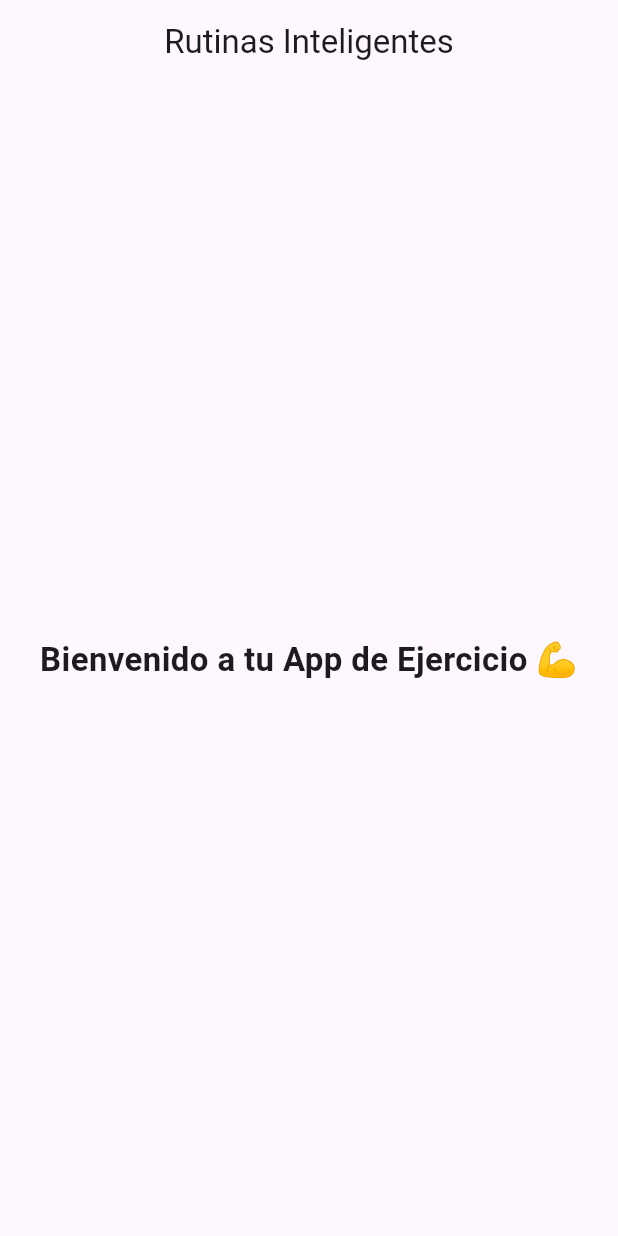
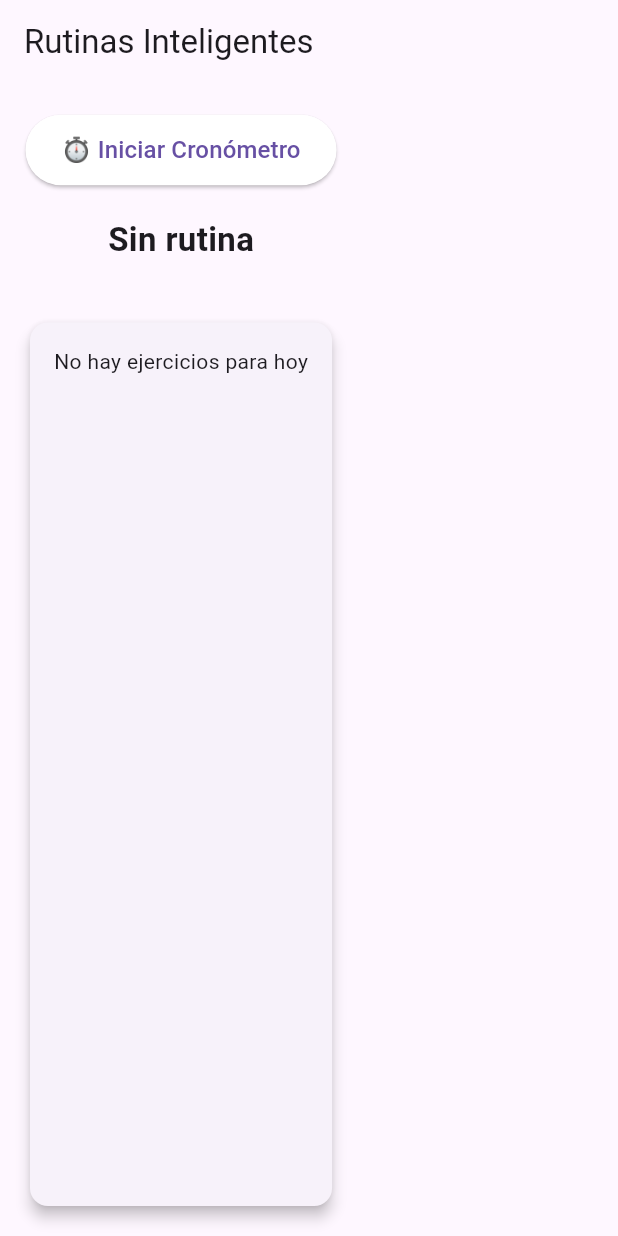
Before and after one commit to zkodah/Gym_0, a Flutter app: the screen it shows after launch, on a phone screen of 412 x 824 dp. Run offline on Flutter 3.47's test engine with Material 3 defaults, Android fonts, the phone set to English and light mode, and no system bars; network calls fail.

Commit message:
Cambio en el Inicio

```diff
--- a/lib/screen/inicio.dart
+++ b/lib/screen/inicio.dart
@@ -1,22 +1,159 @@
 import 'package:flutter/material.dart';
+import 'dart:async';
+import '../services/api_service.dart';
 
-class InicioScreen extends StatelessWidget {
+class InicioScreen extends StatefulWidget {
   const InicioScreen({super.key});
+
+  @override
+  State<InicioScreen> createState() => _InicioScreenState();
+}
+
+class _InicioScreenState extends State<InicioScreen> {
+  List<dynamic> ejercicios = [];
+  bool loading = true;
+
+  // Cronómetro
+  bool running = false;
+  int seconds = 0;
+  Timer? timer;
+
+  @override
+  void initState() {
+    super.initState();
+    cargarEjercicios();
+  }
+
+  void cargarEjercicios() async {
+    try {
+      var data = await ApiService.getEjercicios();
+
+      // Detectar día actual (ejemplo: Lunes, Martes...)
+      String diaHoy = _getDiaSemana();
+      var rutinaHoy = data.firstWhere(
+        (e) => e["dia"] == diaHoy,
+        orElse: () => {"dia": diaHoy, "titulo": "Sin rutina", "rutina": []},
+      );
+
+      setState(() {
+        ejercicios = [rutinaHoy];
+        loading = false;
+      });
+    } catch (e) {
+      setState(() => loading = false);
+      print("Error: $e");
+    }
+  }
+
+  String _getDiaSemana() {
+    final dias = [
+      "Lunes",
+      "Martes",
+      "Miércoles",
+      "Jueves",
+      "Viernes",
+      "Sábado",
+      "Domingo"
+    ];
+    int weekday = DateTime.now().toLocal().weekday;
+    return dias[weekday - 1];
+  }
+
+  void toggleTimer() {
+    if (running) {
+      timer?.cancel();
+    } else {
+      timer = Timer.periodic(const Duration(seconds: 1), (_) {
+        setState(() => seconds++);
+      });
+    }
+    setState(() => running = !running);
+  }
+
+  String formatTime(int seconds) {
+    final minutes = (seconds ~/ 60).toString().padLeft(2, '0');
+    final secs = (seconds % 60).toString().padLeft(2, '0');
+    return "$minutes:$secs";
+  }
 
   @override
   Widget build(BuildContext context) {
     return Scaffold(
-      appBar: AppBar(
-        title: const Text("Rutinas Inteligentes"),
-        centerTitle: true,
-      ),
-      body: const Center(
-        child: Text(
-          "Bienvenido a tu App de Ejercicio 💪",
-          style: TextStyle(fontSize: 22, fontWeight: FontWeight.bold),
-          textAlign: TextAlign.center,
-        ),
-      ),
+      appBar: AppBar(title: const Text("Rutinas Inteligentes")),
+      body: loading
+          ? const Center(child: CircularProgressIndicator())
+          : Column(
+              children: [
+                const SizedBox(height: 20),
+                ElevatedButton(
+                  onPressed: toggleTimer,
+                  style: ElevatedButton.styleFrom(
+                    backgroundColor: running ? const Color.fromARGB(255, 0, 0, 0) : const Color.fromARGB(255, 255, 255, 255),
+                    padding: const EdgeInsets.symmetric(
+                        horizontal: 24, vertical: 12),
+                  ),
+                  child: Text(
+                    running
+                        ? "⏱ ${formatTime(seconds)} (Detener)"
+                        : "⏱ Iniciar Cronómetro",
+                    style: const TextStyle(fontSize: 16),
+                  ),
+                ),
+
+                const SizedBox(height: 20),
+
+
+                Text(
+                  ejercicios.isNotEmpty ? ejercicios[0]['dia'] : "Sin rutina",
+                  style: const TextStyle(
+                      fontSize: 22, fontWeight: FontWeight.bold),
+                ),
+
+                const SizedBox(height: 20),
+
+
+                Expanded(
+                  child: Card(
+                    margin: const EdgeInsets.all(20),
+                    elevation: 4,
+                    shape: RoundedRectangleBorder(
+                        borderRadius: BorderRadius.circular(12)),
+                    child: Padding(
+                      padding: const EdgeInsets.all(16.0),
+                      child: ejercicios.isNotEmpty
+                          ? Column(
+                              crossAxisAlignment: CrossAxisAlignment.start,
+                              children: [
+                                Text(
+                                  ejercicios[0]['titulo'] ?? "",
+                                  style: const TextStyle(
+                                      fontSize: 18,
+                                      fontWeight: FontWeight.bold),
+                                ),
+                                const SizedBox(height: 10),
+                                SingleChildScrollView(
+                                  scrollDirection: Axis.horizontal,
+                                  child: Column(
+                                    crossAxisAlignment: CrossAxisAlignment.start,
+                                    children: List.generate(
+                                      (ejercicios[0]['rutina'] as List).length,
+                                      (i) => Padding(
+                                        padding:
+                                            const EdgeInsets.symmetric(vertical: 6),
+                                        child: Text(
+                                            "• ${(ejercicios[0]['rutina'] as List)[i]}"),
+                                      ),
+                                    ),
+                                  ),
+                                ),
+                              ],
+                            )
+                          : const Text("No hay ejercicios para hoy"),
+                    ),
+                  ),
+                ),
+              ],
+            ),
     );
   }
 }
--- /dev/null
+++ b/lib/services/api_service.dart
@@ -0,0 +1,35 @@
+import 'dart:convert';
+import 'package:http/http.dart' as http;
+
+class ApiService {
+  static const String baseUrl = "http://192.168.100.42:8080";
+
+  static Future<List<dynamic>> getEjercicios() async {
+    final response = await http.get(Uri.parse("$baseUrl/ejercicios"));
+    if (response.statusCode == 200) {
+      return jsonDecode(response.body);
+    } else {
+      throw Exception("Error al cargar ejercicios");
+    }
+  }
+
+  static Future<Map<String, dynamic>> getUsuario() async {
+    final response = await http.get(Uri.parse("$baseUrl/usuario"));
+    if (response.statusCode == 200) {
+      return jsonDecode(response.body);
+    } else {
+      throw Exception("Error al obtener usuario");
+    }
+  }
+
+  static Future<void> saveUsuario(Map<String, dynamic> usuario) async {
+    final response = await http.post(
+      Uri.parse("$baseUrl/usuario"),
+      headers: {"Content-Type": "application/json"},
+      body: jsonEncode(usuario),
+    );
+    if (response.statusCode != 200) {
+      throw Exception("Error al guardar usuario");
+    }
+  }
+}
```
